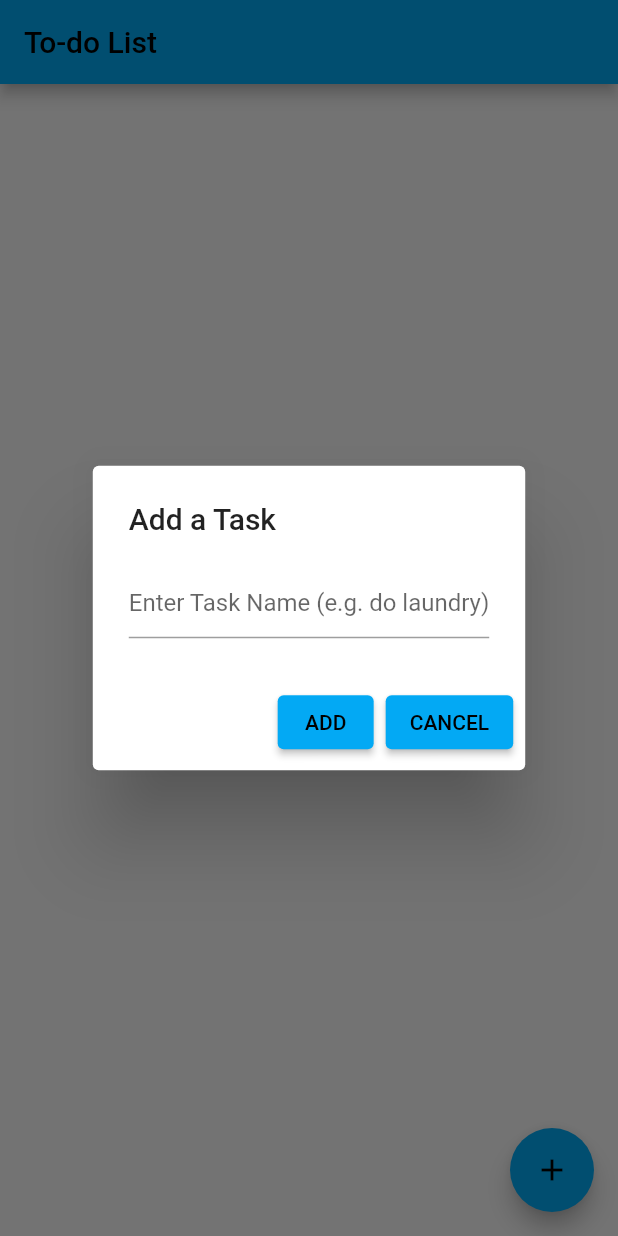
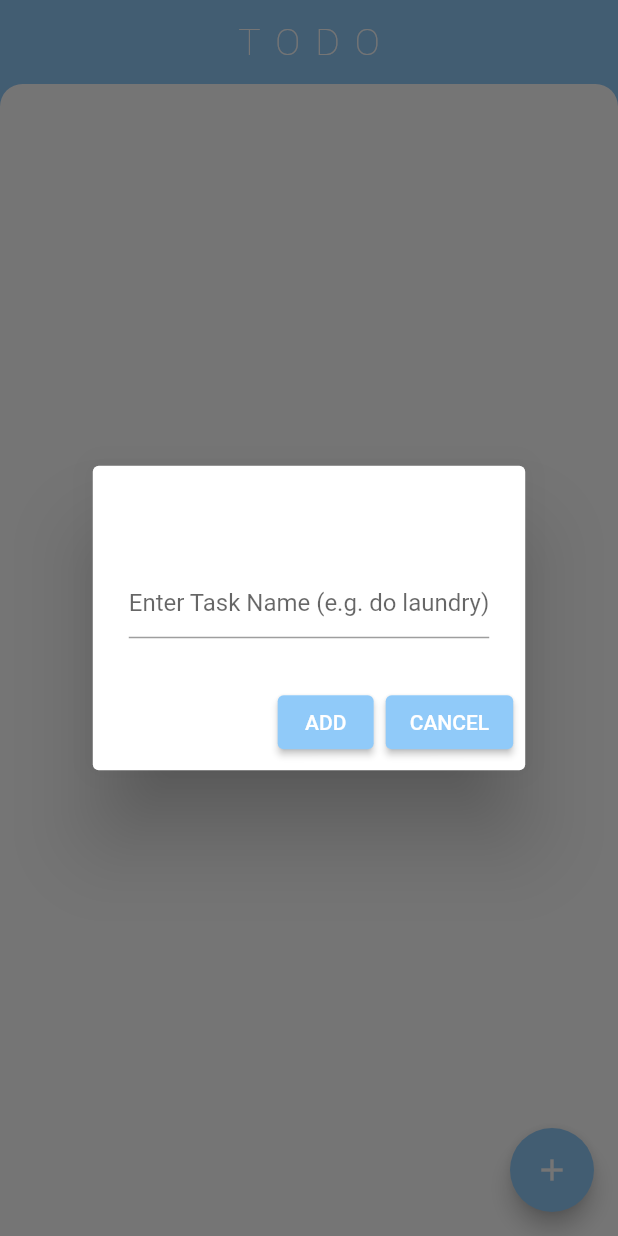
Before and after one commit to matthewkhle/Todo-List, a Flutter app: the screen it shows after launch, after a tap on the "add" icon, on a phone screen of 412 x 824 dp. Run offline on Flutter 3.47's test engine with Material 2 defaults, Android fonts, the phone set to English and light mode, and no system bars.

Commit message:
Merge branch changes

```diff
--- a/Todo-List-main/lib/src/main.dart
+++ /dev/null
@@ -1,23 +0,0 @@
-import 'package:flutter/material.dart';
-
-import 'home.dart';
-
-void main() {
-  runApp(const MyApp());
-}
-
-class MyApp extends StatelessWidget {
-  const MyApp({Key? key}) : super(key: key);
-
-  @override
-  Widget build(BuildContext context) {
-    return MaterialApp(
-      title: 'Flutter Demo',
-      debugShowCheckedModeBanner: false,
-      theme: ThemeData(
-        primarySwatch: Colors.blue,
-      ),
-      home: const TaskList(),
-    );
-  }
-}
--- a/lib/home.dart
+++ b/lib/home.dart
@@ -1,48 +1,85 @@
 import 'package:flutter/material.dart';
+import 'package:todo_list/widgets/TaskItem.dart';
 
-class Home extends StatefulWidget {
-  const Home({Key? key}) : super(key: key);
+class Task {
+  Task ({required this.name, required this.checked});
+  final String name;
+  bool checked;
+}
+
+class TaskList extends StatefulWidget {
+  const TaskList({Key? key}) : super(key: key);
 
   @override
-  State<Home> createState() => _HomeState();
+  State<TaskList> createState() => _TaskListState();
 }
 
-class _HomeState extends State<Home> {
-  final List<String> todoList = <String>[];
+class _TaskListState extends State<TaskList> {
+  final List<Task> _taskList = <Task>[];
   final TextEditingController _textFieldController = TextEditingController();
+  static const white = Colors.white;
+  static var blue = Colors.blue[200];
+
   @override
   Widget build(BuildContext context) {
     return Scaffold(
       appBar: AppBar(
-        title: const Text('To-do List'),
+        title: const Text(
+          "TODO",
+          style: TextStyle(
+              fontSize: 25.0,
+              color: white,
+              fontWeight: FontWeight.w100,
+              letterSpacing: 10),
         ),
-      body: ListView(
-        children: [
-          for (var todo in todoList)
-            // !!!!!!
-            // could improve "ListTile" to look better or have functionality
-            ListTile(
-              title: Text(todo),
+        backgroundColor: blue,
+        elevation: 0,
+        centerTitle: true,
       ),
-        ],
+      body: Container(
+        color: blue,
+        child: Container(
+          decoration: const BoxDecoration(
+            color: white,
+            borderRadius: BorderRadius.only(
+              topLeft: Radius.circular(15),
+              topRight: Radius.circular(15),
+            ),
+          ),
+          child: ListView(
+            padding: const EdgeInsets.symmetric(vertical: 8.0, horizontal: 25.0),
+            children: _taskList.map((Task task) {
+              return TaskItem(
+                task: task,
+                isChecked: _handleTaskComplete,
+              );
+            }).toList(),
+          ),
+      ),
       ),
       floatingActionButton: FloatingActionButton(
           onPressed: () => Future.delayed(
                 Duration.zero,
-          () => displayDialog(context),
+                () => _displayDialog(context),
               ),
           tooltip: 'Add Item',
-        child: const Icon(Icons.add),
-      ),
+          backgroundColor: blue,
+          child: const IconTheme(
+              data: IconThemeData(color: white),
+              child:  Icon(Icons.add))),
     );
   }
 
-  Future displayDialog(BuildContext context) {
+  Future _displayDialog(BuildContext context) {
     return showDialog(
         context: context,
+        barrierDismissible: false,
         builder: (BuildContext context) {
           return AlertDialog(
-            title: const Text('Add a Task'),
+            title: const Text(
+              'Add a Task',
+              style: TextStyle(color: white),
+            ),
             content: TextField(
               controller: _textFieldController,
               decoration: const InputDecoration(
@@ -50,23 +87,36 @@ class _HomeState extends State<Home> {
             ),
             actions: <Widget>[
               ElevatedButton(
-                child: const Text('ADD'),
+                  child: const Text('ADD', style: TextStyle(color: white)),
                   onPressed: () {
-                  setState(() {
-                    todoList.add(_textFieldController.text);
-                    _textFieldController.clear();
                     Navigator.of(context).pop();
-                  });
+                    _addTaskItem(_textFieldController.text);
                   },
+                  style: ElevatedButton.styleFrom(primary: blue)),
+              ElevatedButton(
+                  child: const Text(
+                    'CANCEL',
+                    style: TextStyle(color: white),
                   ),
-              ElevatedButton(
-                child: const Text('CANCEL'),
                   onPressed: () {
                     Navigator.of(context).pop();
                   },
-              )
+                  style: ElevatedButton.styleFrom(primary: blue))
             ],
           );
         });
   }
+
+  void _addTaskItem(String taskName) {
+    setState((){
+      _taskList.add(Task(name: taskName, checked: false));
+    });
+    _textFieldController.clear();
   }
+
+  void _handleTaskComplete (Task task) {
+    setState(() {
+      task.checked = !task.checked;
+    });
+  }
+}
--- a/lib/main.dart
+++ b/lib/main.dart
@@ -15,9 +15,9 @@ class MyApp extends StatelessWidget {
       title: 'Flutter Demo',
       debugShowCheckedModeBanner: false,
       theme: ThemeData(
-        primarySwatch: Colors.lightBlue,
+        primarySwatch: Colors.blue,
       ),
-      home: const Home(),
+      home: const TaskList(),
     );
   }
 }
```
Also changed, not shown: Todo-List-main/analysis_options.yaml (deleted, +0 -29 lines), Todo-List-main/lib/src/home.dart (deleted, +0 -122 lines), Todo-List-main/pubspec.yaml (deleted, +0 -89 lines), lib/widgets/TaskItem.dart (renamed from Todo-List-main/lib/widgets/TaskItem.dart, +3 -6 lines), Todo-List-main/pubspec.lock (deleted), 62 other files. Lines whose indentation alone changed are shown as unchanged.
